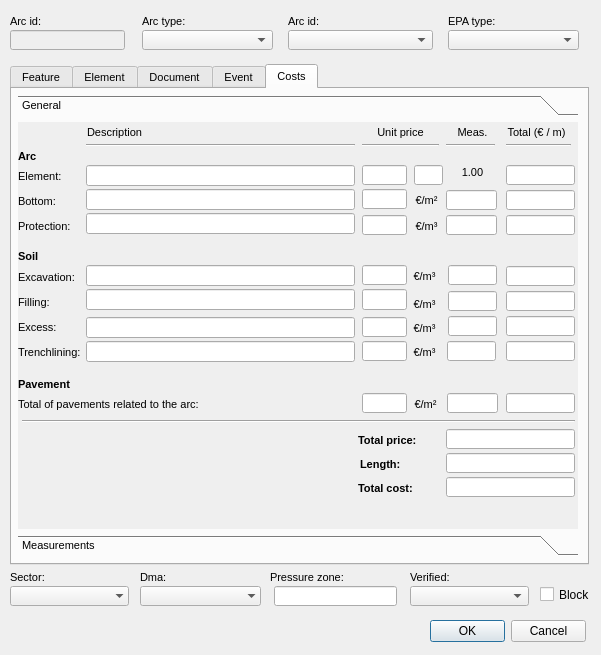
Giswater/giswater_qgis_plugin, file ui/ws_man_arc.ui: the form before one commit.
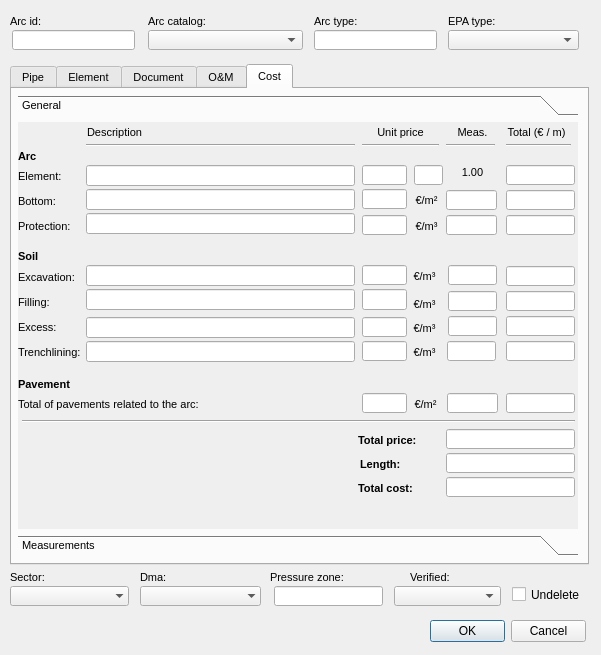
The form after the commit. The open tabs and pages were chosen to show the change. Icons and pictures are not drawn.

Patch:
```diff
--- a/ui/ws_man_arc.ui
+++ b/ui/ws_man_arc.ui
@@ -13,38 +13,12 @@
   <property name="windowTitle">
    <string>Dialog</string>
   </property>
-  <widget class="QLineEdit" name="arc_id">
-   <property name="enabled">
-    <bool>false</bool>
-   </property>
-   <property name="geometry">
-    <rect>
-     <x>10</x>
-     <y>30</y>
-     <width>115</width>
-     <height>20</height>
-    </rect>
-   </property>
-   <property name="text">
-    <string/>
-   </property>
-  </widget>
   <widget class="QComboBox" name="arccat_id">
    <property name="geometry">
     <rect>
-     <x>288</x>
+     <x>148</x>
      <y>30</y>
-     <width>145</width>
-     <height>20</height>
-    </rect>
-   </property>
-  </widget>
-  <widget class="QComboBox" name="cat_arctype_id">
-   <property name="geometry">
-    <rect>
-     <x>142</x>
-     <y>30</y>
-     <width>131</width>
+     <width>155</width>
      <height>20</height>
     </rect>
    </property>
@@ -98,22 +72,22 @@
   <widget class="QCheckBox" name="undelete">
    <property name="geometry">
     <rect>
-     <x>540</x>
+     <x>512</x>
      <y>586</y>
-     <width>51</width>
+     <width>73</width>
      <height>17</height>
     </rect>
    </property>
    <property name="text">
-    <string>Block</string>
+    <string>Undelete</string>
    </property>
   </widget>
   <widget class="QComboBox" name="verified">
    <property name="geometry">
     <rect>
-     <x>410</x>
+     <x>394</x>
      <y>586</y>
-     <width>119</width>
+     <width>107</width>
      <height>20</height>
     </rect>
    </property>
@@ -269,7 +243,7 @@
     <rect>
      <x>274</x>
      <y>586</y>
-     <width>123</width>
+     <width>109</width>
      <height>20</height>
     </rect>
    </property>
@@ -313,7 +287,7 @@
   <widget class="QLabel" name="label_arc_type">
    <property name="geometry">
     <rect>
-     <x>142</x>
+     <x>314</x>
      <y>10</y>
      <width>90</width>
      <height>22</height>
@@ -349,7 +323,7 @@
   <widget class="QLabel" name="label_arccat_id">
    <property name="geometry">
     <rect>
-     <x>288</x>
+     <x>148</x>
      <y>10</y>
      <width>90</width>
      <height>22</height>
@@ -367,7 +341,7 @@
     <enum>QFrame::Plain</enum>
    </property>
    <property name="text">
-    <string>Arc id:</string>
+    <string>Arc catalog:</string>
    </property>
    <property name="textFormat">
     <enum>Qt::AutoText</enum>
@@ -437,7 +411,7 @@
    </property>
    <widget class="QWidget" name="tab">
     <attribute name="title">
-     <string>Feature</string>
+     <string>Pipe</string>
     </attribute>
     <widget class="QToolBox" name="toolBox_2">
      <property name="geometry">
@@ -1741,7 +1715,7 @@
    </widget>
    <widget class="QWidget" name="event">
     <attribute name="title">
-     <string>Event</string>
+     <string>O&amp;&amp;M</string>
     </attribute>
     <widget class="QTabWidget" name="tab_event">
      <property name="geometry">
@@ -1972,7 +1946,7 @@
    </widget>
    <widget class="QWidget" name="costs">
     <attribute name="title">
-     <string>Costs</string>
+     <string>Cost</string>
     </attribute>
     <widget class="QToolBox" name="toolBox_7">
      <property name="geometry">
@@ -4609,6 +4583,26 @@
     <set>QDialogButtonBox::Cancel|QDialogButtonBox::Ok</set>
    </property>
   </widget>
+  <widget class="QLineEdit" name="arc_id">
+   <property name="geometry">
+    <rect>
+     <x>12</x>
+     <y>30</y>
+     <width>123</width>
+     <height>20</height>
+    </rect>
+   </property>
+  </widget>
+  <widget class="QLineEdit" name="cat_arctype_id">
+   <property name="geometry">
+    <rect>
+     <x>314</x>
+     <y>30</y>
+     <width>123</width>
+     <height>20</height>
+    </rect>
+   </property>
+  </widget>
  </widget>
  <resources>
   <include location="images.qrc"/>
```
Left out of the diff: 16 changed lines with no effect on the pictures.
